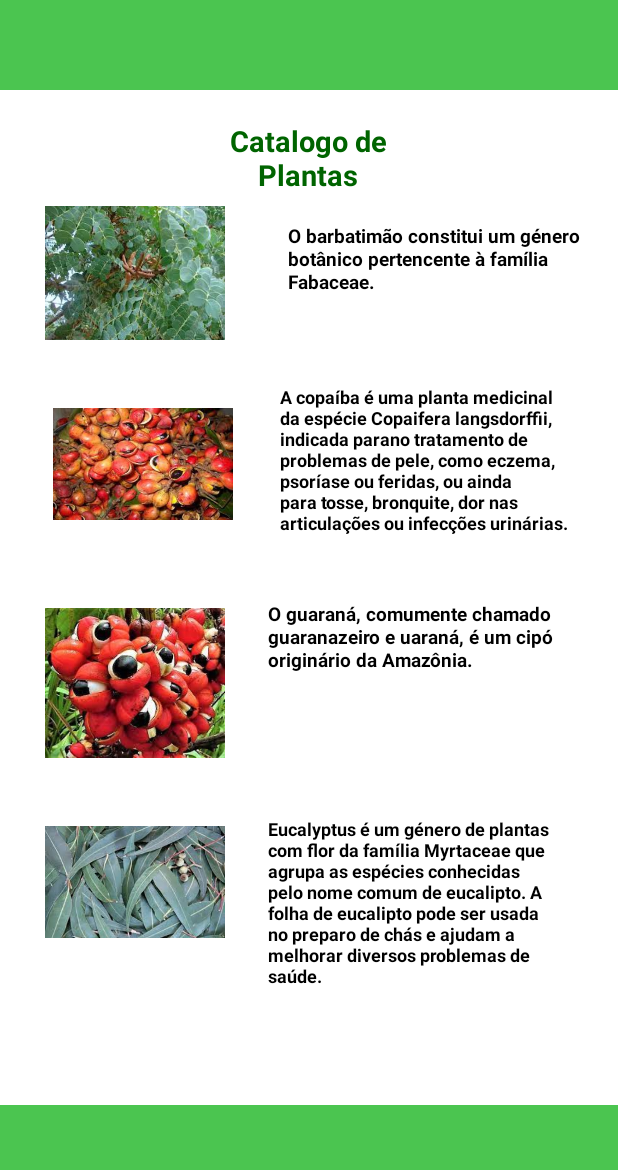
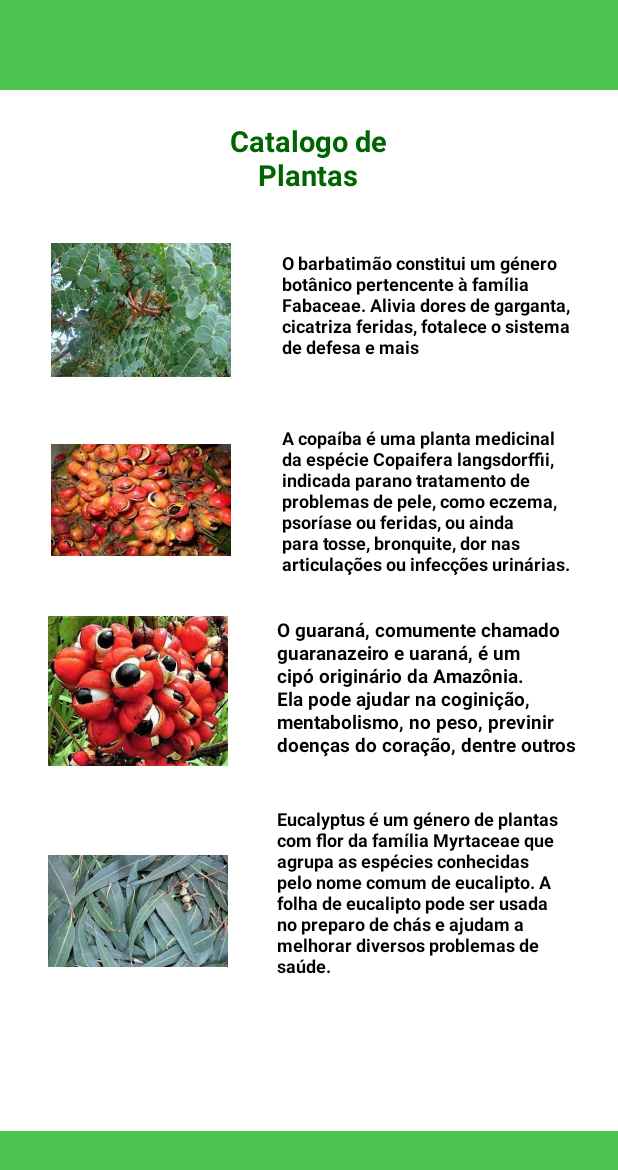
Before and after one commit to PXN011/Project_WALLE, an Android app: the CatalogoPlanta screen opened directly, with no data from a screen before it, on a phone screen of 412 x 824 dp. Shown: the top 1170 px of the screen. Run offline under Robolectric (Android 15) with nearby library versions, the light colour scheme and no system bars.

Commit message:
Organizando informações

```diff
--- a/appWALLE2/app/src/main/res/layout/activity_catalogo_planta.xml
+++ b/appWALLE2/app/src/main/res/layout/activity_catalogo_planta.xml
@@ -13,18 +13,15 @@
         android:layout_width="120dp"
         android:layout_height="100dp"
         android:layout_marginStart="30dp"
-        android:layout_marginTop="430dp"
-        android:layout_marginEnd="245dp"
-        android:layout_marginBottom="48dp"
+        android:layout_marginEnd="30dp"
+        android:layout_marginBottom="20dp"
         android:background="@drawable/ic_launcher_background"
         android:backgroundTint="@color/white"
         android:contentDescription="@string/GuaPlant"
         app:layout_constraintBottom_toTopOf="@+id/imageView9"
-        app:layout_constraintEnd_toEndOf="parent"
-        app:layout_constraintHorizontal_bias="0.0"
+        app:layout_constraintEnd_toStartOf="@+id/textView39"
         app:layout_constraintStart_toStartOf="parent"
-        app:layout_constraintTop_toTopOf="parent"
-        app:layout_constraintVertical_bias="0.625"
+        app:layout_constraintTop_toBottomOf="@+id/imageView4"
         app:srcCompat="@drawable/guaran_"
         tools:srcCompat="@drawable/guaran_" />
 
@@ -50,7 +47,7 @@
         android:id="@+id/view"
         android:layout_width="415dp"
         android:layout_height="93dp"
-        android:layout_marginTop="78dp"
+        android:layout_marginTop="120dp"
         android:background="#4BC550"
         app:layout_constraintBottom_toBottomOf="parent"
         app:layout_constraintEnd_toEndOf="parent"
@@ -84,18 +81,15 @@
         android:layout_width="120dp"
         android:layout_height="100dp"
         android:layout_marginStart="30dp"
-        android:layout_marginTop="608dp"
-        android:layout_marginEnd="245dp"
-        android:layout_marginBottom="108dp"
+        android:layout_marginEnd="30dp"
+        android:layout_marginBottom="60dp"
         android:background="@drawable/ic_launcher_background"
         android:backgroundTint="@color/white"
         android:contentDescription="@string/EucaliptoPlant"
         app:layout_constraintBottom_toTopOf="@+id/view"
-        app:layout_constraintEnd_toEndOf="parent"
-        app:layout_constraintHorizontal_bias="0.0"
+        app:layout_constraintEnd_toStartOf="@+id/textView40"
         app:layout_constraintStart_toStartOf="parent"
-        app:layout_constraintTop_toTopOf="parent"
-        app:layout_constraintVertical_bias="0.875"
+        app:layout_constraintTop_toBottomOf="@+id/imageView7"
         app:srcCompat="@drawable/eucalipto"
         tools:srcCompat="@drawable/eucalipto" />
 
@@ -104,8 +98,7 @@
         android:layout_width="120dp"
         android:layout_height="100dp"
         android:layout_marginStart="30dp"
-        android:layout_marginEnd="26dp"
-        android:layout_marginBottom="44dp"
+        android:layout_marginEnd="30dp"
         android:background="@drawable/ic_launcher_background"
         android:backgroundTint="@color/white"
         android:contentDescription="@string/copaPlant"
@@ -120,10 +113,9 @@
     <TextView
         android:id="@+id/textView37"
         android:layout_width="200dp"
-        android:layout_height="50dp"
-        android:layout_marginStart="31dp"
+        android:layout_height="80dp"
         android:layout_marginTop="80dp"
-        android:layout_marginEnd="10dp"
+        android:layout_marginEnd="20dp"
         android:layout_marginBottom="10dp"
         android:text="@string/ExpliBati"
         android:textAlignment="viewStart"
@@ -133,6 +125,7 @@
         app:autoSizeTextType="uniform"
         app:layout_constraintBottom_toTopOf="@+id/textView38"
         app:layout_constraintEnd_toEndOf="parent"
+        app:layout_constraintHorizontal_bias="0.333"
         app:layout_constraintStart_toEndOf="@+id/imageView"
         app:layout_constraintTop_toBottomOf="@+id/view3" />
 
@@ -140,7 +133,6 @@
         android:id="@+id/textView38"
         android:layout_width="200dp"
         android:layout_height="100dp"
-        android:layout_marginTop="40dp"
         android:layout_marginEnd="20dp"
         android:text="@string/ExpliCopa"
         android:textAlignment="viewStart"
@@ -156,31 +148,26 @@
     <TextView
         android:id="@+id/textView39"
         android:layout_width="200dp"
-        android:layout_height="50dp"
-        android:layout_marginStart="20dp"
-        android:layout_marginTop="36dp"
+        android:layout_height="100dp"
         android:layout_marginEnd="25dp"
-        android:layout_marginBottom="366dp"
         android:text="@string/ExpliGua"
         android:textAlignment="textStart"
         android:textColor="@color/black"
         android:textSize="12sp"
         android:textStyle="bold"
         app:autoSizeTextType="uniform"
-        app:layout_constraintBottom_toBottomOf="parent"
+        app:layout_constraintBottom_toTopOf="@+id/textView40"
         app:layout_constraintEnd_toEndOf="parent"
+        app:layout_constraintHorizontal_bias="1.0"
         app:layout_constraintStart_toEndOf="@+id/imageView7"
-        app:layout_constraintTop_toBottomOf="@+id/textView38"
-        app:layout_constraintVertical_bias="1.0" />
+        app:layout_constraintTop_toBottomOf="@+id/textView38" />
 
     <TextView
         android:id="@+id/textView40"
         android:layout_width="200dp"
         android:layout_height="120dp"
-        android:layout_marginStart="20dp"
-        android:layout_marginTop="100dp"
         android:layout_marginEnd="25dp"
-        android:layout_marginBottom="166dp"
+        android:layout_marginBottom="140dp"
         android:text="@string/ExpliEucalipto"
         android:textAlignment="textStart"
         android:textColor="@color/black"
@@ -188,6 +175,7 @@
         app:autoSizeTextType="uniform"
         app:layout_constraintBottom_toBottomOf="parent"
         app:layout_constraintEnd_toEndOf="parent"
+        app:layout_constraintHorizontal_bias="1.0"
         app:layout_constraintStart_toEndOf="@+id/imageView9"
         app:layout_constraintTop_toBottomOf="@+id/textView39" />
 
@@ -196,15 +184,14 @@
         android:layout_width="120dp"
         android:layout_height="100dp"
         android:layout_marginStart="30dp"
-        android:layout_marginTop="130dp"
-        android:layout_marginEnd="247dp"
-        android:layout_marginBottom="26dp"
+        android:layout_marginTop="120dp"
+        android:layout_marginEnd="30dp"
+        android:layout_marginBottom="-10dp"
         android:background="@drawable/ic_launcher_background"
         android:backgroundTint="@color/white"
         android:contentDescription="@string/batimaoplant"
         app:layout_constraintBottom_toTopOf="@+id/imageView4"
-        app:layout_constraintEnd_toEndOf="parent"
-        app:layout_constraintHorizontal_bias="0.0"
+        app:layout_constraintEnd_toStartOf="@+id/textView37"
         app:layout_constraintStart_toStartOf="parent"
         app:layout_constraintTop_toTopOf="parent"
         app:layout_constraintVertical_bias="0.0"
--- a/appWALLE2/app/src/main/res/values/strings.xml
+++ b/appWALLE2/app/src/main/res/values/strings.xml
@@ -14,9 +14,9 @@
     <string name="Explicaplanta2">Elas podem ficar venenosas indica a scielo que 39% delas ficam. Então regue sua planta sazonalmente limpe o vazo e trate a terra com palhinhas protetoras.</string>
     <string name="ResumoLixo"></string>
 
-    <string name="ExpliBati">O barbatimão constitui um género botânico pertencente à família Fabaceae.</string>
+    <string name="ExpliBati">O barbatimão constitui um género botânico pertencente à família Fabaceae. Alivia dores de garganta, cicatriza feridas, fotalece o sistema de defesa e mais </string>
     <string name="ExpliCopa">A copaíba é uma planta medicinal da espécie Copaifera langsdorffii, indicada parano tratamento de problemas de pele, como eczema, psoríase ou feridas, ou ainda para tosse, bronquite, dor nas articulações ou infecções urinárias.</string>
-    <string name="ExpliGua">O guaraná, comumente chamado guaranazeiro e uaraná, é um cipó originário da Amazônia. </string>
+    <string name="ExpliGua">O guaraná, comumente chamado guaranazeiro e uaraná, é um cipó originário da Amazônia. Ela pode ajudar na coginição, mentabolismo, no peso, previnir doenças do coração, dentre outros</string>
     <string name="ExpliEucalipto">Eucalyptus é um género de plantas com flor da família Myrtaceae que agrupa as espécies conhecidas pelo nome comum de eucalipto. A folha de eucalipto pode ser usada no preparo de chás e ajudam a melhorar diversos problemas de saúde.</string>
 
     <string name="ExpliEletro">Resíduo computacional, também conhecido como resíduo eletrônico ou lixo eletrônico, são os equipamentos eletrônicos descartados ou obsoletos. A definição inclui computadores, televisores, telemóveis/celulares, entre outros dispositivos.</string>
```
Also changed, not shown: appWALLE2/app/src/main/res/layout/activity_catalogo_lixo.xml (+37 -18 lines), appWALLE2/app/src/main/res/layout/activity_main.xml (+8 -17 lines).
